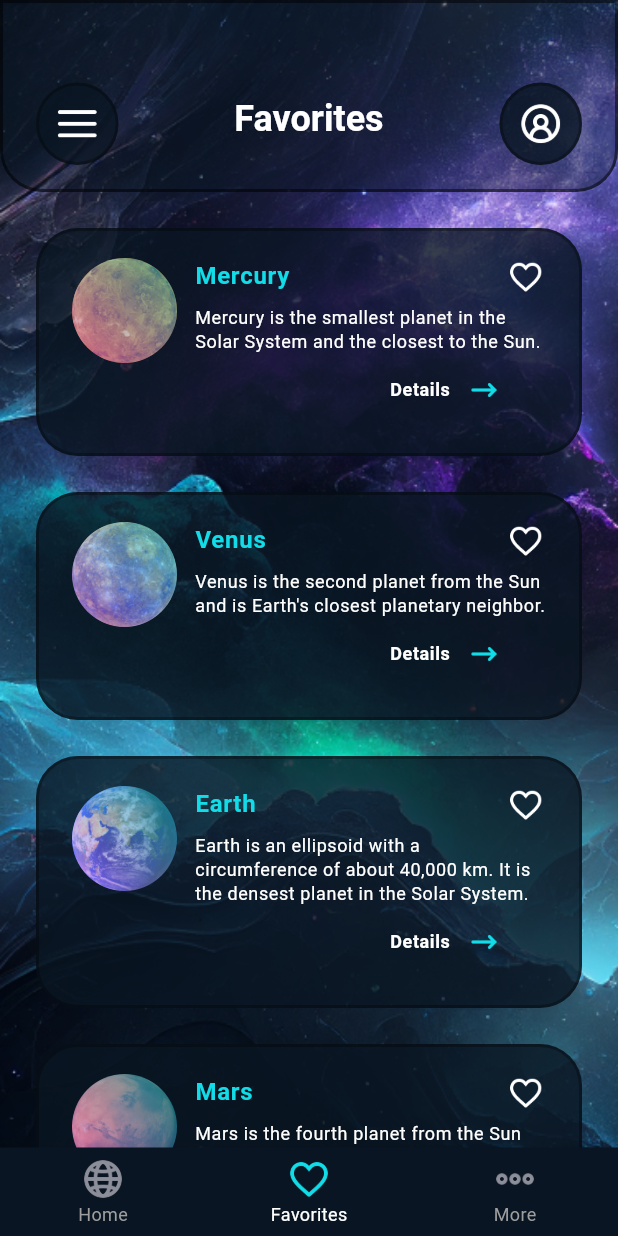
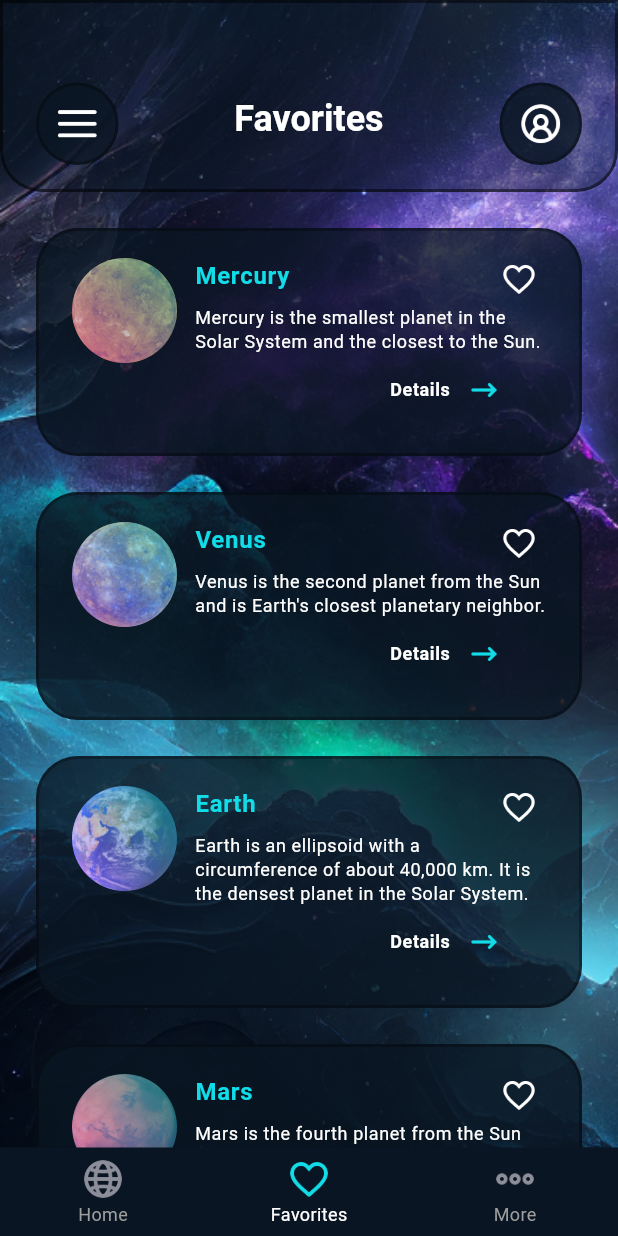
Before and after one commit to Yusufrahimboyev/Cosmic, a Flutter app: the screen it shows after launch, item 2 of the bottom bar chosen, on a phone screen of 412 x 824 dp. Run offline on Flutter 3.47's test engine with Material 3 defaults, Android fonts, the phone set to English and light mode, and no system bars.

Commit message:
like button changed

```diff
--- a/lib/screens/home/favorites_screen.dart
+++ b/lib/screens/home/favorites_screen.dart
@@ -198,12 +198,20 @@ class FavoritesScreen extends StatelessWidget {
                     ],
                   ),
                 ),
-                const Positioned(
-                  top: 20,
-                  right: 25,
-                  child: Image(
-                    width: 25,
-                    image: AssetImage(AppIcons.like),
+                Positioned(
+                  top: 10,
+                  right: 10,
+                  child: TextButton(
+                    style: const ButtonStyle(
+                      overlayColor: WidgetStateColor.transparent,
+                      padding: WidgetStatePropertyAll(EdgeInsets.zero),
+                      shape: WidgetStatePropertyAll(CircleBorder()),
+                    ),
+                    onPressed: () {},
+                    child: const Image(
+                      width: 25,
+                      image: AssetImage(AppIcons.like),
+                    ),
                   ),
                 ),
               ],
```
